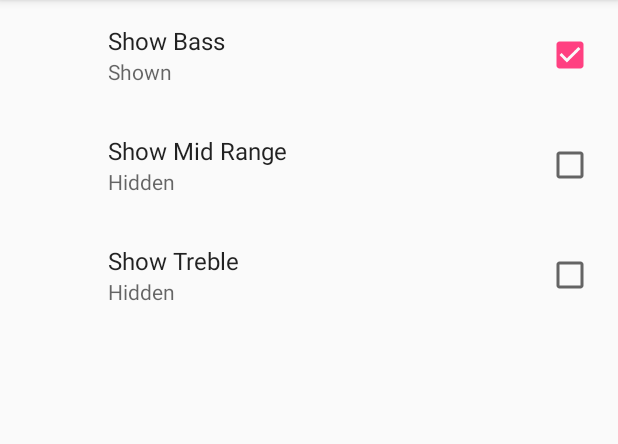
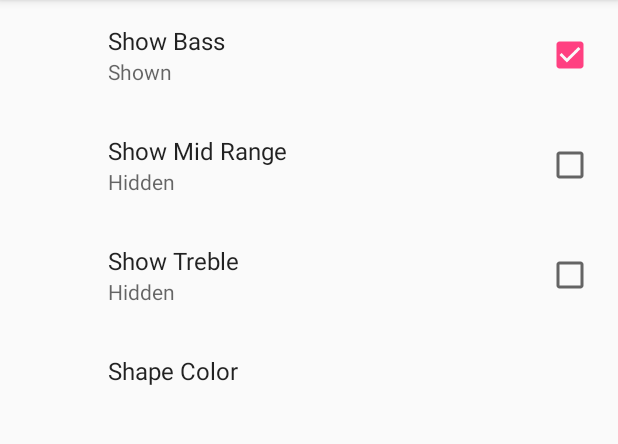
Before and after one commit to kuluruvineeth/CoreAndroidConcepts, an Android app: the VisualizerActivity screen opened directly, with no data from a screen before it, in the options menu, after a tap on "Settings", on a phone screen of 412 x 824 dp, the part 84-528 px from its top. Run offline under Robolectric (Android 15) with nearby library versions, the phone set to English and light mode, and no system bars; our stand-ins replace androidx.preference.

Commit message:
completed all TODO's.

```diff
--- a/app/src/main/java/android/example/com/visualizerpreferences/VisualizerActivity.java
+++ b/app/src/main/java/android/example/com/visualizerpreferences/VisualizerActivity.java
@@ -49,7 +49,7 @@
         setupPermissions();
     }
 
-    // TODO (4) Update setupSharedPreferences and onSharedPreferenceChanged to load the color
+    // COMPLETED (4) Update setupSharedPreferences and onSharedPreferenceChanged to load the color
     // from shared preferences. Call setColor, passing in the color you got
     private void setupSharedPreferences() {
         // Get all of the values from shared preferences to set it up
@@ -61,9 +61,16 @@
         mVisualizerView.setShowTreble(sharedPreferences.getBoolean(getString(R.string.pref_show_treble_key),
                 getResources().getBoolean(R.bool.pref_show_treble_default)));
         mVisualizerView.setMinSizeScale(1);
-        mVisualizerView.setColor(getString(R.string.pref_color_red_value));
+        loadColorFromPreferences(sharedPreferences);
         // Register the listener
         sharedPreferences.registerOnSharedPreferenceChangeListener(this);
+    }
+
+    private void loadColorFromPreferences(SharedPreferences sharedPreferences){
+        mVisualizerView.setColor(sharedPreferences.getString(
+                getString(R.string.pref_color_key),
+                getString(R.string.pref_color_red_value)
+        ));
     }
 
     @Override
@@ -74,6 +81,8 @@
             mVisualizerView.setShowMid(sharedPreferences.getBoolean(key, getResources().getBoolean(R.bool.pref_show_mid_range_default)));
         } else if (key.equals(getString(R.string.pref_show_treble_key))) {
             mVisualizerView.setShowTreble(sharedPreferences.getBoolean(key, getResources().getBoolean(R.bool.pref_show_treble_default)));
+        } else if(key.equals(getString(R.string.pref_color_key))){
+            loadColorFromPreferences(sharedPreferences);
         }
     }
 
--- /dev/null
+++ b/app/src/main/res/values/arrays.xml
@@ -0,0 +1,16 @@
+<?xml version="1.0" encoding="utf-8"?>
+<resources>
+    <!-- COMPLETED (3) Add a res->values->arrays.xml file which contains two arrays, one for
+        labels and one for values. The arrays should contain strings found in this file-->
+    <array name="pref_color_option_labels">
+        <item>@string/pref_color_label_red</item>
+        <item>@string/pref_color_label_blue</item>
+        <item>@string/pref_color_label_green</item>
+    </array>
+
+    <array name="pref_color_option_values">
+        <item>@string/pref_color_red_value</item>
+        <item>@string/pref_color_blue_value</item>
+        <item>@string/pref_color_green_value</item>
+    </array>
+</resources>
--- a/app/src/main/res/values/strings.xml
+++ b/app/src/main/res/values/strings.xml
@@ -25,9 +25,14 @@
     <string name="pref_show_true">Shown</string>
     <string name="pref_show_false">Hidden</string>
 
-    <!-- TODO (2) Add string values for the list preference -->
-    <!-- TODO (3) Add a res->values->arrays.xml file which contains two arrays, one for
-        labels and one for values. The arrays should contain strings found in this file-->
+    <!-- COMPLETED (2) Add string values for the list preference -->
+    <string name="pref_color_label">Shape Color</string>
+
+    <string name="pref_color_label_red">Red</string>
+    <string name="pref_color_label_blue">Blue</string>
+    <string name="pref_color_label_green">Green</string>
+
+    <string name="pref_color_key" translatable="false">color</string>
 
     <!-- Value in SharedPreferences for red color option -->
     <string name="pref_color_red_value" translatable="false">red</string>
--- a/app/src/main/res/xml/pref_visualizer.xml
+++ b/app/src/main/res/xml/pref_visualizer.xml
@@ -23,6 +23,12 @@
         android:summaryOn="@string/pref_show_true"
         android:title="@string/pref_show_treble_label" />
 
-    <!-- TODO (1) Add a list preference -->
+    <!-- COMPLETED (1) Add a list preference -->
+    <ListPreference
+        android:defaultValue="@string/pref_color_red_value"
+        android:entries="@array/pref_color_option_labels"
+        android:entryValues="@array/pref_color_option_values"
+        android:key="@string/pref_color_key"
+        android:title="@string/pref_color_label"/>
 
 </PreferenceScreen>
```
